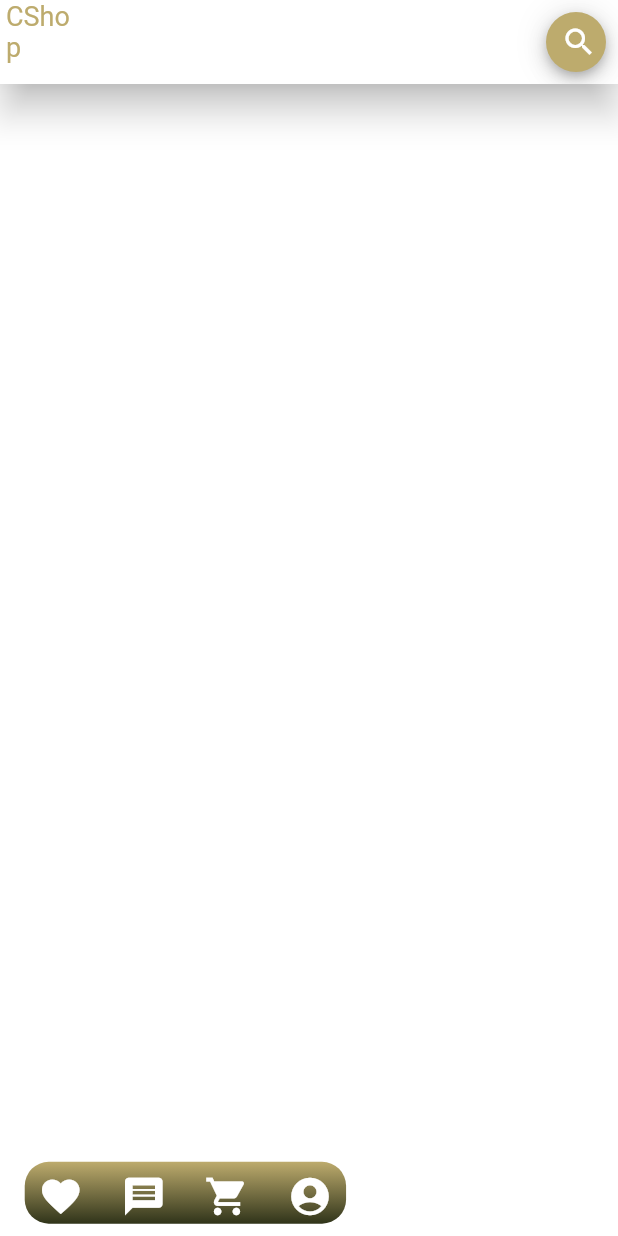
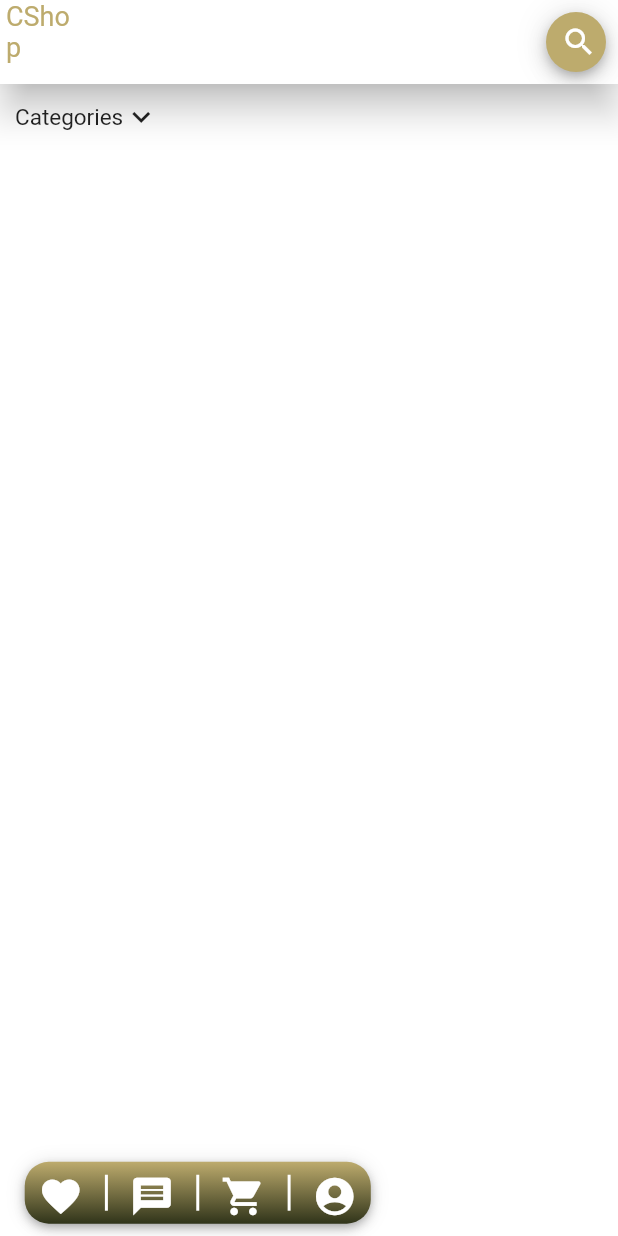
Before and after one commit to turinaf/cshop, a Flutter app: the HomeScreen screen opened directly, on a phone screen of 412 x 824 dp. Run offline on Flutter 3.47's test engine with Material 2 defaults, Android fonts, the phone set to English and light mode, and no system bars.

Commit message:
added categories to home.dart

```diff
--- a/lib/main.dart
+++ b/lib/main.dart
@@ -1,7 +1,5 @@
-import 'package:cshop/screens/home.dart';
 import 'package:cshop/screens/welcome.dart';
 import 'package:flutter/material.dart';
-import 'custom/colors.dart';
 
 void main() {
   runApp(MyApp());
--- a/lib/screens/home.dart
+++ b/lib/screens/home.dart
@@ -76,11 +76,42 @@ class _HomeScreenState extends State<HomeScreen> {
       body: Stack(
         //Bottom navigation
         children: [
+          /*ListView(
+            children: <Widget>[
+              Container(
+                height: 200,
+                padding: const EdgeInsets.all(40),
+                decoration: BoxDecoration(
+                    color: Colors.white,
+                    borderRadius: BorderRadius.all(Radius.circular(30)),
+                    boxShadow: [
+                      BoxShadow(
+                          color: Colors.black54,
+                          spreadRadius: 2,
+                          offset: Offset(3.0, 3.0),
+                          blurRadius: 2.0)
+                    ]),
+                child: Center(
+                  child: Image.asset(
+                    "assets/images/book.jpg",
+                    fit: BoxFit.cover,
+                  ),
+                  //   child: Text(
+                  //   "Entry 1",
+                  //   style: TextStyle(
+                  //     color: Colors.cyan,
+                  //     fontSize: 22,
+                  //   ),
+                  // )
+                ),
+              ),
+            ],
+          ),*/
           Positioned(
               bottom: MediaQuery.of(context).size.height * 0.01,
               left: MediaQuery.of(context).size.width * 0.04,
               child: Container(
-                width: MediaQuery.of(context).size.height * 0.26,
+                width: MediaQuery.of(context).size.height * 0.28,
                 height: MediaQuery.of(context).size.width * 0.1,
                 decoration: BoxDecoration(
                     gradient: LinearGradient(
@@ -88,7 +119,8 @@ class _HomeScreenState extends State<HomeScreen> {
                       begin: Alignment.topCenter,
                       end: Alignment.bottomCenter,
                     ),
-                    borderRadius: BorderRadius.circular(16)),
+                    borderRadius: BorderRadius.circular(16),
+                    boxShadow: kElevationToShadow[4]),
                 child: Row(
                   mainAxisAlignment: MainAxisAlignment.spaceBetween,
                   children: [
@@ -101,6 +133,11 @@ class _HomeScreenState extends State<HomeScreen> {
                           size: 30,
                           color: Colors.white,
                         )),
+                    Container(
+                      width: 2,
+                      height: 24,
+                      color: Colors.white,
+                    ),
                     IconButton(
                         onPressed: () {},
                         icon: Icon(
@@ -108,6 +145,11 @@ class _HomeScreenState extends State<HomeScreen> {
                           color: Colors.white,
                           size: 30,
                         )),
+                    Container(
+                      width: 2,
+                      height: 24,
+                      color: Colors.white,
+                    ),
                     IconButton(
                       icon: Icon(
                         Icons.shopping_cart,
@@ -115,6 +157,11 @@ class _HomeScreenState extends State<HomeScreen> {
                         size: 30,
                       ),
                       onPressed: () {},
+                    ),
+                    Container(
+                      width: 2,
+                      height: 24,
+                      color: Colors.white,
                     ),
                     IconButton(
                       icon: Icon(
@@ -126,7 +173,23 @@ class _HomeScreenState extends State<HomeScreen> {
                     ),
                   ],
                 ),
-              ))
+              )),
+          Positioned(
+            top: 10,
+            left: 10,
+            child: Row(
+              children: [
+                const Text(
+                  "Categories",
+                  style: TextStyle(fontSize: 15),
+                ),
+                InkWell(
+                  onTap: () {},
+                  child: Icon(Icons.keyboard_arrow_down),
+                )
+              ],
+            ),
+          )
         ],
       ),
     );
--- a/pubspec.yaml
+++ b/pubspec.yaml
@@ -45,8 +45,8 @@ flutter:
   uses-material-design: true
 
   # To add assets to your application, add an assets section, like this:
-  # assets:
-  #   - images/a_dot_burr.jpeg
+  assets:
+    - assets/images/
   #   - images/a_dot_ham.jpeg
 
   # An image asset can refer to one or more resolution-specific "variants", see
```
Also changed, not shown: assets/images/book.jpg (added).
